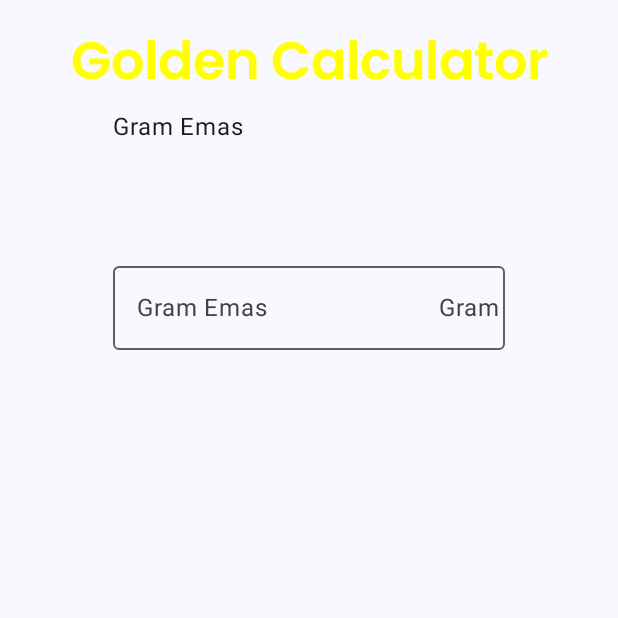
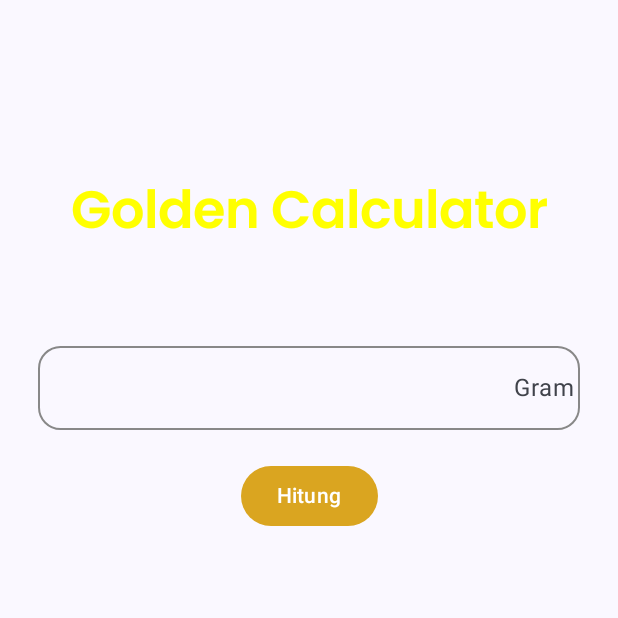
Before and after one commit to Toony15/fathoni_goldycalc, an Android app built with Jetpack Compose: the composable ScreenContent shown on its own in the app's theme, on a phone screen of 412 x 824 dp, the top half of it. Run offline under Robolectric (Android 15) with nearby library versions, the phone set to English and light mode, and no system bars; Roboto replaces fonts that are not available here.

```diff
--- a/app/src/main/java/com/toni/goldycalc/ui/screen/MainScreen.kt
+++ b/app/src/main/java/com/toni/goldycalc/ui/screen/MainScreen.kt
@@ -1,16 +1,21 @@
 package com.toni.goldycalc.ui.screen
 
+import androidx.compose.foundation.interaction.MutableInteractionSource
+import androidx.compose.foundation.interaction.collectIsFocusedAsState
 import androidx.compose.foundation.layout.Arrangement
 import androidx.compose.foundation.layout.Column
 import androidx.compose.foundation.layout.fillMaxSize
 import androidx.compose.foundation.layout.fillMaxWidth
 import androidx.compose.foundation.layout.padding
+import androidx.compose.foundation.shape.RoundedCornerShape
 import androidx.compose.foundation.text.KeyboardOptions
+import androidx.compose.material3.ButtonDefaults
 import androidx.compose.material3.ExperimentalMaterial3Api
 import androidx.compose.material3.MaterialTheme
 import androidx.compose.material3.OutlinedTextField
 import androidx.compose.material3.Scaffold
 import androidx.compose.material3.Text
+import androidx.compose.material3.TextFieldDefaults
 import androidx.compose.material3.TopAppBar
 import androidx.compose.material3.TopAppBarDefaults
 import androidx.compose.runtime.Composable
@@ -24,6 +29,7 @@ import androidx.compose.ui.graphics.Color
 import androidx.compose.ui.res.stringResource
 import androidx.compose.ui.text.input.ImeAction
 import androidx.compose.ui.text.input.KeyboardType
+import androidx.compose.ui.text.style.TextAlign
 import androidx.compose.ui.tooling.preview.Preview
 import androidx.compose.ui.unit.dp
 import com.toni.goldycalc.R
@@ -41,7 +47,7 @@ fun MainScreen () {
                     )
                 },
                 colors = TopAppBarDefaults.mediumTopAppBarColors(
-                    containerColor =  Color(0xFFFFD700),
+                    containerColor =  Color(0xFFDAA520),
                     titleContentColor = androidx.compose.ui.graphics.Color.White,
                 ),
 
@@ -54,48 +60,102 @@ fun MainScreen () {
 
     }
 }
+
+fun hitungHargaEmas(gram: Double): Double {
+    val hargaPerGram = 1_200_000.0 // Bisa kamu update dari API nanti
+    return gram * hargaPerGram
+}
+
+@OptIn(ExperimentalMaterial3Api::class)
 @Composable
-fun ScreenContent ( modifier: Modifier = Modifier) {
+fun ScreenContent(modifier: Modifier = Modifier) {
+    val interactionSource = remember { MutableInteractionSource() }
+    val isFocused by interactionSource.collectIsFocusedAsState()
     var Hitung by remember { mutableStateOf("") }
-    Column (
-        modifier = Modifier.fillMaxSize().padding(16.dp),
-        verticalArrangement = Arrangement.Top,
-        horizontalAlignment = Alignment.CenterHorizontally
+    var hasilHitung by remember { mutableStateOf<Double?>(null) }
+    var error by remember { mutableStateOf<String?>(null) }
 
-
-
-    ){
+    Column(
+        modifier = Modifier.fillMaxSize().padding(horizontal = 20.dp, vertical = 90.dp),
+        verticalArrangement = Arrangement.spacedBy(20.dp)
+    ) {
         Text(
             text = "Golden Calculator",
-            modifier = modifier,
+            modifier = Modifier.align(Alignment.CenterHorizontally).padding(top = 25.dp),
+            style = MaterialTheme.typography.headlineLarge,
+            color = Color(0xFFFFFF00),
+            textAlign = TextAlign.Center,
+            maxLines = 1
+        )
 
-            style = MaterialTheme.typography.headlineLarge,
-            color = Color(0xFFFFFF00)
+        Text(
+            text = stringResource(id = R.string.Hitung_Emas),
+            style = MaterialTheme.typography.bodyLarge,
+            modifier = Modifier.fillMaxWidth()
         )
-    }
-    Column (
-        modifier = Modifier.fillMaxSize().padding(75.dp),
-        verticalArrangement = Arrangement.spacedBy(75.dp),
-    ) {
-       Text(
-           text = stringResource(id = R.string.Hitung_Emas),
-           style = MaterialTheme.typography.bodyLarge,
-           modifier = Modifier.fillMaxWidth()
-       )
+
         OutlinedTextField(
             value = Hitung,
-            onValueChange = { Hitung = it},
+            onValueChange = {
+                Hitung = it
+                error = null
+                hasilHitung = null
+            },
             label = { Text(text = stringResource(R.string.Hitung_Emas)) },
             trailingIcon = { Text(text = "Gram") },
             singleLine = true,
             keyboardOptions = KeyboardOptions(
                 keyboardType = KeyboardType.Number,
-                imeAction = ImeAction.Next
+                imeAction = ImeAction.Done
             ),
-            modifier = Modifier.fillMaxWidth()
+            modifier = Modifier
+                .fillMaxWidth()
+                .padding(horizontal = 5.dp),
+            interactionSource = interactionSource,
+            shape = RoundedCornerShape(15.dp),
+            colors = TextFieldDefaults.outlinedTextFieldColors(
+                containerColor = Color.Transparent,
+                focusedBorderColor = if (isFocused && Hitung.isNotEmpty()) Color(0xFFFFFF00) else Color(0xFFFFD700),
+                unfocusedBorderColor = Color.Gray
+            )
         )
+        hasilHitung?.let {
+            Text(
+                text = "Harga Emas: Rp${"%,.0f".format(it)}",
+                style = MaterialTheme.typography.bodyLarge,
+                color = Color.Black,
+                textAlign = TextAlign.Center,
+                modifier = Modifier.align(Alignment.CenterHorizontally)
+            )
+        }
+
+        // Tombol hitung
+        androidx.compose.material3.Button(
+            onClick = {
+                val gram = Hitung.toDoubleOrNull()
+                if (gram == null || gram < 1) {
+                    error = "Masukkan minimal 1 gram"
+                    hasilHitung = null
+                } else {
+                    hasilHitung = hitungHargaEmas(gram)
+                }
+            },
+            modifier = Modifier.align(Alignment.CenterHorizontally),
+            colors = ButtonDefaults.buttonColors(
+                containerColor = Color(0xFFDAA520), // warna coklat keemasan
+                contentColor = Color.White
+            )
+        ) {
+            Text("Hitung")
+        }
+
+        // Tampilkan hasil atau error
+        error?.let {
+            Text(text = it, color = Color.Red)
+        }
+
+
     }
-
 }
 @Preview(showBackground = true)
 @Composable
--- a/app/src/main/res/values/strings.xml
+++ b/app/src/main/res/values/strings.xml
@@ -1,4 +1,4 @@
 <resources>
     <string name="app_name">GoldyCalc</string>
-    <string name="Hitung_Emas">Gram Emas</string>
+    <string name="Hitung_Emas">" "</string>
 </resources>
```
